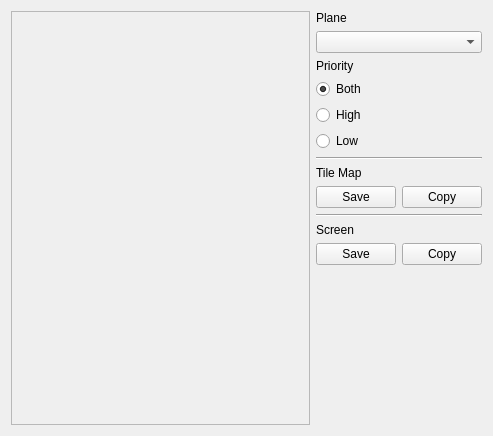
First picture: the form in qt/tabtilemap.ui, repository Lupinzar/gssex, before the edit.
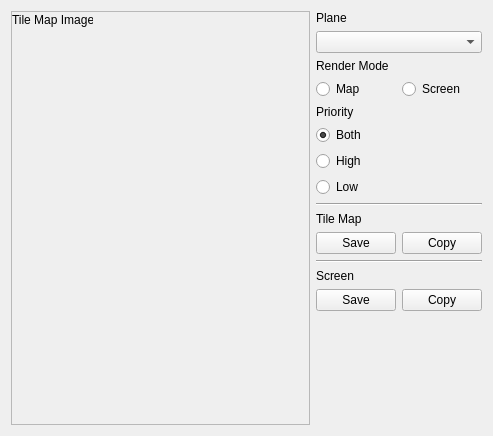
Second picture: the form after the edit. Icons and pictures are not drawn.

Commit message: More Tile Map UI work

Patch:
```diff
--- a/qt/tabtilemap.ui
+++ b/qt/tabtilemap.ui
@@ -28,6 +28,19 @@
         <height>416</height>
        </rect>
       </property>
+      <widget class="QLabel" name="main_label">
+       <property name="geometry">
+        <rect>
+         <x>0</x>
+         <y>0</y>
+         <width>81</width>
+         <height>16</height>
+        </rect>
+       </property>
+       <property name="text">
+        <string>Tile Map Image</string>
+       </property>
+      </widget>
      </widget>
     </widget>
    </item>
@@ -49,6 +62,37 @@
      <item>
       <widget class="QComboBox" name="plane_combo"/>
      </item>
+     <item>
+      <widget class="QLabel" name="label_5">
+       <property name="text">
+        <string>Render Mode</string>
+       </property>
+      </widget>
+     </item>
+     <item>
+      <layout class="QHBoxLayout" name="horizontalLayout_4">
+       <item>
+        <widget class="QRadioButton" name="mode_map_radio">
+         <property name="text">
+          <string>Map</string>
+         </property>
+         <property name="checked">
+          <bool>true</bool>
+         </property>
+        </widget>
+       </item>
+       <item>
+        <widget class="QRadioButton" name="mode_screen_button">
+         <property name="text">
+          <string>Screen</string>
+         </property>
+         <property name="checked">
+          <bool>false</bool>
+         </property>
+        </widget>
+       </item>
+      </layout>
+     </item>
      <item>
       <widget class="QLabel" name="label_4">
        <property name="text">
```
The commit also changes 2 other files.
